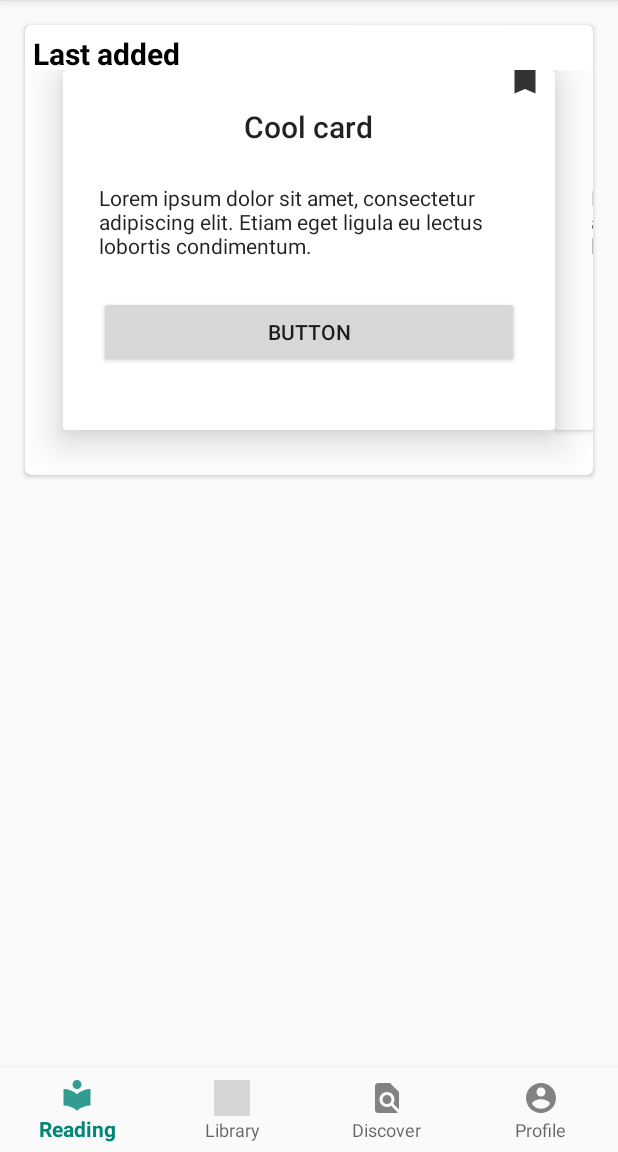
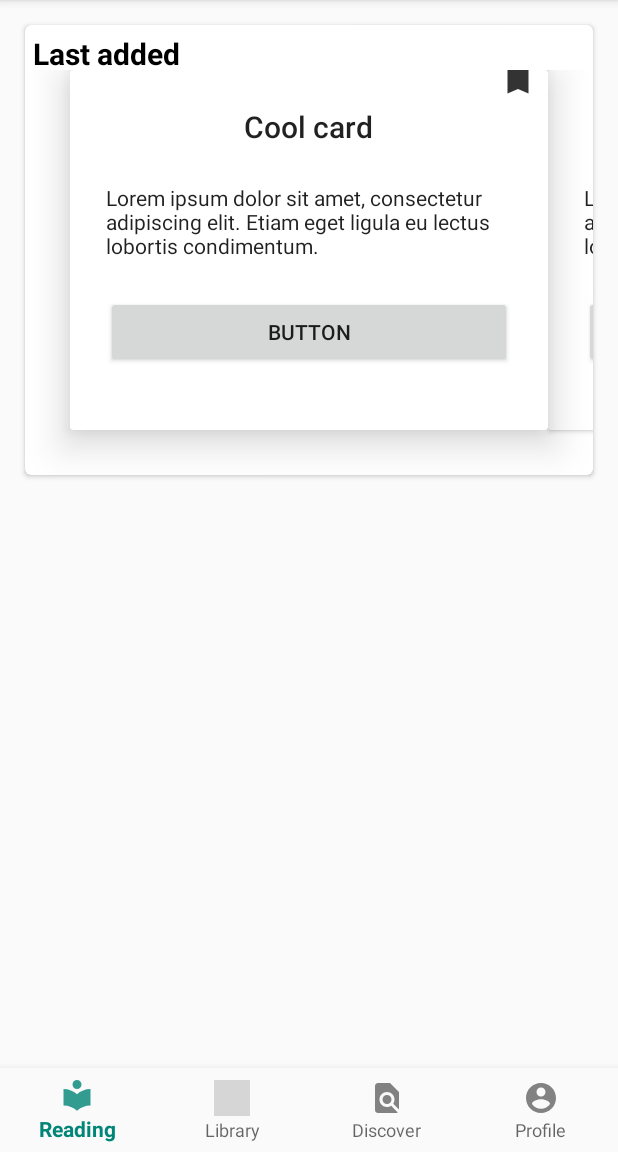
Before and after one commit to BookifyUdL/BookifyApp, an Android app: the fragment DiscoverFragment placed in its activity, on a phone screen of 412 x 824 dp, the part 84-1236 px from its top. Run offline under Robolectric (Android 15) with nearby library versions, the phone set to English and light mode, and no system bars; grey boxes are pictures that could not be loaded.

Commit message:
Cards design completed

```diff
--- a/app/src/main/res/values/dimens.xml
+++ b/app/src/main/res/values/dimens.xml
@@ -2,5 +2,5 @@
     <!-- Default screen margins, per the Android Design guidelines. -->
     <dimen name="activity_horizontal_margin">16dp</dimen>
     <dimen name="activity_vertical_margin">16dp</dimen>
-    <dimen name="card_padding">25dp</dimen>
+    <dimen name="card_padding">30dp</dimen>
 </resources>
```
